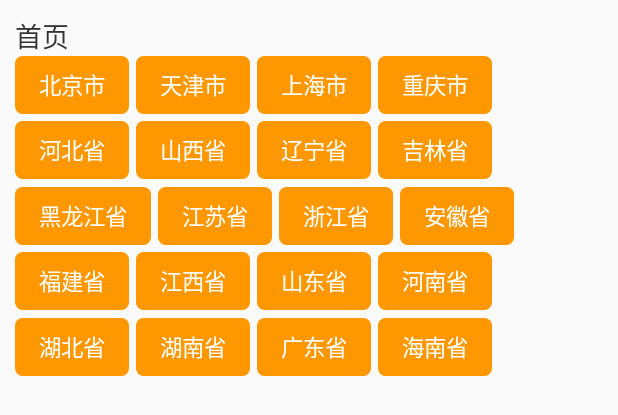
After one commit to funcyhong/MySunFlowers, an Android app: the layout item_body_system.xml on its own in the app's theme, with its tools: preview values and no code run, on a phone screen of 412 x 824 dp. The commit adds this screen. Shown: the top 415 px of the screen. Run offline under Robolectric (Android 15) with nearby library versions, the phone set to English and light mode, and no system bars.

Commit message:
体系 fragment 自定义流式布局初稿

```diff
--- a/app/src/main/java/com/hong/mysunflowers/adapters/SystemBodyAdapter.kt
+++ b/app/src/main/java/com/hong/mysunflowers/adapters/SystemBodyAdapter.kt
@@ -22,6 +22,6 @@ class SystemBodyAdapter : ListAdapter<SystemResponse, SystemBodyViewHolder>(
 
     override fun onCreateViewHolder(parent: ViewGroup, viewType: Int): SystemBodyViewHolder {
         return SystemBodyViewHolder(LayoutInflater.from(parent.context)
-            .inflate(R.layout.item_answers, parent, false))
+            .inflate(R.layout.item_body_system, parent, false))
     }
 }
--- a/app/src/main/java/com/hong/mysunflowers/holders/SystemBodyViewHolder.kt
+++ b/app/src/main/java/com/hong/mysunflowers/holders/SystemBodyViewHolder.kt
@@ -3,7 +3,7 @@ package com.hong.mysunflowers.holders
 import android.view.View
 import androidx.recyclerview.widget.RecyclerView
 import com.hong.mysunflowers.bean.SystemResponse
-import kotlinx.android.synthetic.main.item_answers.view.*
+import kotlinx.android.synthetic.main.item_body_system.view.*
 
 /**
  * Created by funcyhong
@@ -12,9 +12,14 @@ import kotlinx.android.synthetic.main.item_answers.view.*
  */
 class SystemBodyViewHolder(itemView: View) : RecyclerView.ViewHolder(itemView) {
 
+    // 试图解决列表上下来回滑动回来时，流式布局的高度不是从0开始的，但是并没有卵用，已经在流式布局中处理
+    private var needBindData = true
+
     fun bindData(item: SystemResponse?) {
+        if (!needBindData) return
         item?.let {
-            itemView.tv_answers_title.text = it.name
+            itemView.tv_title.text = it.name
+            needBindData = true
         }
     }
 }
--- /dev/null
+++ b/app/src/main/java/com/hong/mysunflowers/ktx/AppKtx.kt
@@ -0,0 +1,33 @@
+package com.hong.mysunflowers.ktx
+
+import android.content.res.Resources
+import android.graphics.Bitmap
+import android.graphics.BitmapFactory
+import android.util.TypedValue
+import com.hong.mysunflowers.R
+
+/**
+ * Created by funcyhong
+ * Date 2021/6/19 16:07
+ * Description 一些扩展函数
+ */
+
+val Float.dp
+    get() = TypedValue.applyDimension(
+        TypedValue.COMPLEX_UNIT_DIP,
+        this,
+        Resources.getSystem().displayMetrics
+    )
+
+val Int.dp
+    get() = this.toFloat().dp
+
+fun getAvatar(res: Resources, width: Int): Bitmap {
+    val options = BitmapFactory.Options()
+    options.inJustDecodeBounds = true
+    BitmapFactory.decodeResource(res, R.mipmap.ic_launcher, options)
+    options.inJustDecodeBounds = false
+    options.inDensity = options.outWidth
+    options.inTargetDensity = width
+    return BitmapFactory.decodeResource(res, R.mipmap.ic_launcher, options)
+}
--- /dev/null
+++ b/app/src/main/java/com/hong/mysunflowers/widget/ColoredTextView.kt
@@ -0,0 +1,50 @@
+package com.hong.mysunflowers.widget
+
+import android.content.Context
+import android.graphics.Canvas
+import android.graphics.Color
+import android.graphics.Paint
+import android.os.Build
+import android.util.AttributeSet
+import androidx.annotation.RequiresApi
+import androidx.appcompat.widget.AppCompatTextView
+import com.hong.mysunflowers.ktx.dp
+import java.util.*
+
+/**
+ * Created by funcyhong
+ * Date 2021/6/19 16:53
+ * Description 流式布局 item
+ */
+private val COLORS = intArrayOf(
+    Color.parseColor("#E91E63"),
+    Color.parseColor("#673AB7"),
+    Color.parseColor("#3F51B5"),
+    Color.parseColor("#2196F3"),
+    Color.parseColor("#009688"),
+    Color.parseColor("#FF9800"),
+    Color.parseColor("#FF5722"),
+    Color.parseColor("#795548")
+)
+private val CORNER_RADIUS = 5.dp
+private val X_PADDING = 16.dp.toInt()
+private val Y_PADDING = 8.dp.toInt()
+
+class ColoredTextView(context: Context, attrs: AttributeSet?) : AppCompatTextView(context, attrs) {
+
+    private var paint = Paint(Paint.ANTI_ALIAS_FLAG)
+    private val random = Random()
+
+    init {
+        setTextColor(Color.WHITE)
+        textSize = 15.toFloat()
+        paint.color = COLORS[random.nextInt(COLORS.size)]
+        setPadding(X_PADDING, Y_PADDING, X_PADDING, Y_PADDING)
+    }
+
+    @RequiresApi(Build.VERSION_CODES.LOLLIPOP)
+    override fun onDraw(canvas: Canvas) {
+        canvas.drawRoundRect(0f, 0f, width.toFloat(), height.toFloat(), CORNER_RADIUS, CORNER_RADIUS, paint)
+        super.onDraw(canvas)
+    }
+}
--- /dev/null
+++ b/app/src/main/java/com/hong/mysunflowers/widget/FlowLayout.kt
@@ -0,0 +1,71 @@
+package com.hong.mysunflowers.widget
+
+import android.content.Context
+import android.graphics.Rect
+import android.util.AttributeSet
+import android.view.ViewGroup
+import androidx.core.view.children
+import com.hong.mysunflowers.ktx.dp
+
+/**
+ * Created by funcyhong
+ * Date 2021/6/19 16:00
+ * Description 流式布局
+ */
+class FlowLayout @JvmOverloads constructor(
+    context: Context,
+    attrs: AttributeSet? = null,
+    defStyleAttr: Int = 0,
+) : ViewGroup(context, attrs, defStyleAttr) {
+
+    private val childrenBounds = mutableListOf<Rect>() // 保留了每一个view四个点位置信息
+    private var useWidth = 0 // 对于每一行而言已经使用的宽度
+    private var useHeight = 0f // 对于每一行已经使用的高度
+    private var spacingX = 5.dp // item之间横向间距
+    private var spacingY = 5.dp // item之间纵向间距
+
+    override fun onMeasure(widthMeasureSpec: Int, heightMeasureSpec: Int) {
+        val specWidthSize = MeasureSpec.getSize(widthMeasureSpec)
+        // 遍历每一个child
+        for ((index, child) in children.withIndex()) {
+            // 计算每一个child的宽高信息
+            measureChildWithMargins(child, widthMeasureSpec, 0, heightMeasureSpec, useHeight.toInt())
+            if (child.measuredWidth + spacingX + useWidth > specWidthSize) {   // 一行展示不下了
+                // 计算使用的高度
+                useHeight += spacingY + child.measuredHeight
+                // 初始化使用的宽度
+                useWidth = 0
+                // 重新计算
+                measureChildWithMargins(child, widthMeasureSpec, 0, heightMeasureSpec, useHeight.toInt())
+            }
+            if (index >= childrenBounds.size) {
+                childrenBounds.add(Rect())
+            }
+            val childBound = childrenBounds[index]
+            // 设置每个child的坐标
+            childBound.set(useWidth, useHeight.toInt(), useWidth + child.measuredWidth,
+                (useHeight + child.measuredHeight).toInt())
+            // 更新使用的宽度
+            useWidth = (useWidth + child.measuredWidth + spacingX).toInt()
+        }
+        setMeasuredDimension(specWidthSize, useHeight.toInt())
+    }
+
+    override fun onLayout(changed: Boolean, l: Int, t: Int, r: Int, b: Int) {
+        // 依次布局就好，在测量的时候已经算好了位置
+        for ((index, child) in children.withIndex()) {
+            val childBounds = childrenBounds[index]
+            child.layout(childBounds.left, childBounds.top, childBounds.right, childBounds.bottom)
+        }
+        //由于是在recyclerview中使用的，防止上下滑动回来时 useHeight 不断加大
+        useHeight = 0f
+        useWidth = 0
+    }
+
+    /**
+     * 解决 android.view.ViewGroup$LayoutParams cannot be cast to android.view.ViewGroup$MarginLayoutParams
+     */
+    override fun generateLayoutParams(attrs: AttributeSet?): LayoutParams {
+        return MarginLayoutParams(context, attrs)
+    }
+}
--- /dev/null
+++ b/app/src/main/java/com/hong/mysunflowers/widget/ViewPagerContainer.kt
@@ -0,0 +1,78 @@
+package com.hong.mysunflowers.widget
+
+import android.content.Context
+import android.util.AttributeSet
+import android.view.MotionEvent
+import android.widget.RelativeLayout
+import androidx.viewpager2.widget.ViewPager2
+
+/**
+ * Created by funcyhong
+ * Date 2021/6/19 14:22
+ * Description 解决 view pager2 相互嵌套时同方向横向滑动冲突问题，源生的 view pager2 是被 final 修饰的，无法继承
+ */
+class ViewPagerContainer @JvmOverloads constructor(
+    context: Context,
+    attrs: AttributeSet? = null,
+    defStyleAttr: Int = 0,
+) :
+    RelativeLayout(context, attrs, defStyleAttr) {
+
+    private var viewPager2: ViewPager2? = null
+    private var downX: Float = 0f
+
+    override fun onFinishInflate() {
+        super.onFinishInflate()
+        // 遍历找到 view pager2
+        for (index in 0 until childCount) {
+            if (getChildAt(index).also {
+                    viewPager2 = it as ViewPager2
+                } is ViewPager2) {
+                break
+            }
+        }
+        if (viewPager2 == null) {
+            throw IllegalStateException("The root child of ViewPager2Container must contains a ViewPager2")
+        }
+    }
+
+    override fun onInterceptTouchEvent(event: MotionEvent?): Boolean {
+        // 如果view pager中是空的或者item个数少于2个，不予处理
+        val doNotNeedIntercept = (!viewPager2!!.isUserInputEnabled
+                || (viewPager2?.adapter != null
+                && viewPager2?.adapter!!.itemCount <= 1))
+        if (doNotNeedIntercept) {
+            return super.onInterceptTouchEvent(event)
+        }
+        when (event?.action) {
+            MotionEvent.ACTION_DOWN -> {
+                downX = event.x
+                parent.requestDisallowInterceptTouchEvent(true)
+            }
+            MotionEvent.ACTION_MOVE -> {
+                val divideX = event.x - downX
+                if (divideX > 0) {
+                    // 右向滑动
+                    if (viewPager2?.currentItem == 0){
+                        // 此时在第一个 item , 那么不处理即可
+                        parent.requestDisallowInterceptTouchEvent(false)
+                    }else{
+                        // 父控件不要拦截
+                        parent.requestDisallowInterceptTouchEvent(true)
+                    }
+                } else {
+                    // 左向滑动
+                    if (viewPager2?.currentItem == viewPager2?.adapter?.itemCount!! - 1){
+                        // 此时在最后 item , 那么不处理即可
+                        parent.requestDisallowInterceptTouchEvent(false)
+                    }else{
+                        //
+                        parent.requestDisallowInterceptTouchEvent(true)
+                    }
+                }
+                downX = event.x
+            }
+        }
+        return super.onInterceptTouchEvent(event)
+    }
+}
--- a/app/src/main/res/layout/fragment_system.xml
+++ b/app/src/main/res/layout/fragment_system.xml
@@ -10,15 +10,22 @@
         android:layout_height="wrap_content"
         app:layout_constraintTop_toTopOf="parent"
         app:layout_constraintLeft_toLeftOf="parent"
-        app:layout_constraintBottom_toTopOf="@id/viewpager"
+        app:layout_constraintBottom_toTopOf="@id/vc"
         app:tabMode="auto" />
 
-    <androidx.viewpager2.widget.ViewPager2
-        android:id="@+id/viewpager"
+    <com.hong.mysunflowers.widget.ViewPagerContainer
+        android:id="@+id/vc"
         android:layout_width="match_parent"
         android:layout_height="0dp"
         app:layout_constraintBottom_toBottomOf="parent"
         app:layout_constraintLeft_toLeftOf="parent"
-        app:layout_constraintTop_toBottomOf="@id/tab" />
+        app:layout_constraintTop_toBottomOf="@id/tab">
+
+        <androidx.viewpager2.widget.ViewPager2
+            android:id="@+id/viewpager"
+            android:layout_width="match_parent"
+            android:layout_height="match_parent" />
+
+    </com.hong.mysunflowers.widget.ViewPagerContainer>
 
 </androidx.constraintlayout.widget.ConstraintLayout>
--- /dev/null
+++ b/app/src/main/res/layout/item_body_system.xml
@@ -0,0 +1,143 @@
+<?xml version="1.0" encoding="utf-8"?>
+<androidx.constraintlayout.widget.ConstraintLayout xmlns:android="http://schemas.android.com/apk/res/android"
+    xmlns:app="http://schemas.android.com/apk/res-auto"
+    android:layout_width="match_parent"
+    android:layout_height="wrap_content"
+    android:padding="10dp">
+
+    <TextView
+        android:id="@+id/tv_title"
+        android:layout_width="match_parent"
+        android:layout_height="wrap_content"
+        android:text="@string/home"
+        android:textColor="@color/color_333333"
+        android:textSize="18sp"
+        app:layout_constraintBottom_toTopOf="@id/fl"
+        app:layout_constraintLeft_toLeftOf="parent"
+        app:layout_constraintTop_toTopOf="parent" />
+
+    <com.hong.mysunflowers.widget.FlowLayout
+        android:id="@+id/fl"
+        android:layout_width="match_parent"
+        android:layout_height="wrap_content"
+        app:layout_constraintLeft_toLeftOf="parent"
+        app:layout_constraintTop_toBottomOf="@id/tv_title">
+
+        <com.hong.mysunflowers.widget.ColoredTextView
+            android:layout_width="wrap_content"
+            android:layout_height="wrap_content"
+            android:text="北京市" />
+
+        <com.hong.mysunflowers.widget.ColoredTextView
+            android:layout_width="wrap_content"
+            android:layout_height="wrap_content"
+            android:text="天津市" />
+
+        <com.hong.mysunflowers.widget.ColoredTextView
+            android:layout_width="wrap_content"
+            android:layout_height="wrap_content"
+            android:text="上海市" />
+
+        <com.hong.mysunflowers.widget.ColoredTextView
+            android:layout_width="wrap_content"
+            android:layout_height="wrap_content"
+            android:text="重庆市" />
+
+        <com.hong.mysunflowers.widget.ColoredTextView
+            android:layout_width="wrap_content"
+            android:layout_height="wrap_content"
+            android:text="河北省" />
+
+        <com.hong.mysunflowers.widget.ColoredTextView
+            android:layout_width="wrap_content"
+            android:layout_height="wrap_content"
+            android:text="山西省" />
+
+        <com.hong.mysunflowers.widget.ColoredTextView
+            android:layout_width="wrap_content"
+            android:layout_height="wrap_content"
+            android:text="辽宁省" />
+
+        <com.hong.mysunflowers.widget.ColoredTextView
+            android:layout_width="wrap_content"
+            android:layout_height="wrap_content"
+            android:text="吉林省" />
+
+        <com.hong.mysunflowers.widget.ColoredTextView
+            android:layout_width="wrap_content"
+            android:layout_height="wrap_content"
+            android:text="黑龙江省" />
+
+        <com.hong.mysunflowers.widget.ColoredTextView
+            android:layout_width="wrap_content"
+            android:layout_height="wrap_content"
+            android:text="江苏省" />
+
+        <com.hong.mysunflowers.widget.ColoredTextView
+            android:layout_width="wrap_content"
+            android:layout_height="wrap_content"
+            android:text="浙江省" />
+
+        <com.hong.mysunflowers.widget.ColoredTextView
+            android:layout_width="wrap_content"
+            android:layout_height="wrap_content"
+            android:text="安徽省" />
+
+        <com.hong.mysunflowers.widget.ColoredTextView
+            android:layout_width="wrap_content"
+            android:layout_height="wrap_content"
+            android:text="福建省" />
+
+        <com.hong.mysunflowers.widget.ColoredTextView
+            android:layout_width="wrap_content"
+            android:layout_height="wrap_content"
+            android:text="江西省" />
+
+        <com.hong.mysunflowers.widget.ColoredTextView
+            android:layout_width="wrap_content"
+            android:layout_height="wrap_content"
+            android:text="山东省" />
+
+        <com.hong.mysunflowers.widget.ColoredTextView
+            android:layout_width="wrap_content"
+            android:layout_height="wrap_content"
+            android:text="河南省" />
+
+        <com.hong.mysunflowers.widget.ColoredTextView
+            android:layout_width="wrap_content"
+            android:layout_height="wrap_content"
+            android:text="湖北省" />
+
+        <com.hong.mysunflowers.widget.ColoredTextView
+            android:layout_width="wrap_content"
+            android:layout_height="wrap_content"
+            android:text="湖南省" />
+
+        <com.hong.mysunflowers.widget.ColoredTextView
+            android:layout_width="wrap_content"
+            android:layout_height="wrap_content"
+            android:text="广东省" />
+
+        <com.hong.mysunflowers.widget.ColoredTextView
+            android:layout_width="wrap_content"
+            android:layout_height="wrap_content"
+            android:text="海南省" />
+
+        <com.hong.mysunflowers.widget.ColoredTextView
+            android:layout_width="wrap_content"
+            android:layout_height="wrap_content"
+            android:text="四川省" />
+
+        <com.hong.mysunflowers.widget.ColoredTextView
+            android:layout_width="wrap_content"
+            android:layout_height="wrap_content"
+            android:text="贵州省" />
+
+        <com.hong.mysunflowers.widget.ColoredTextView
+            android:layout_width="wrap_content"
+            android:layout_height="wrap_content"
+            android:text="云南省" />
+
+    </com.hong.mysunflowers.widget.FlowLayout>
+
+</androidx.constraintlayout.widget.ConstraintLayout>
```
